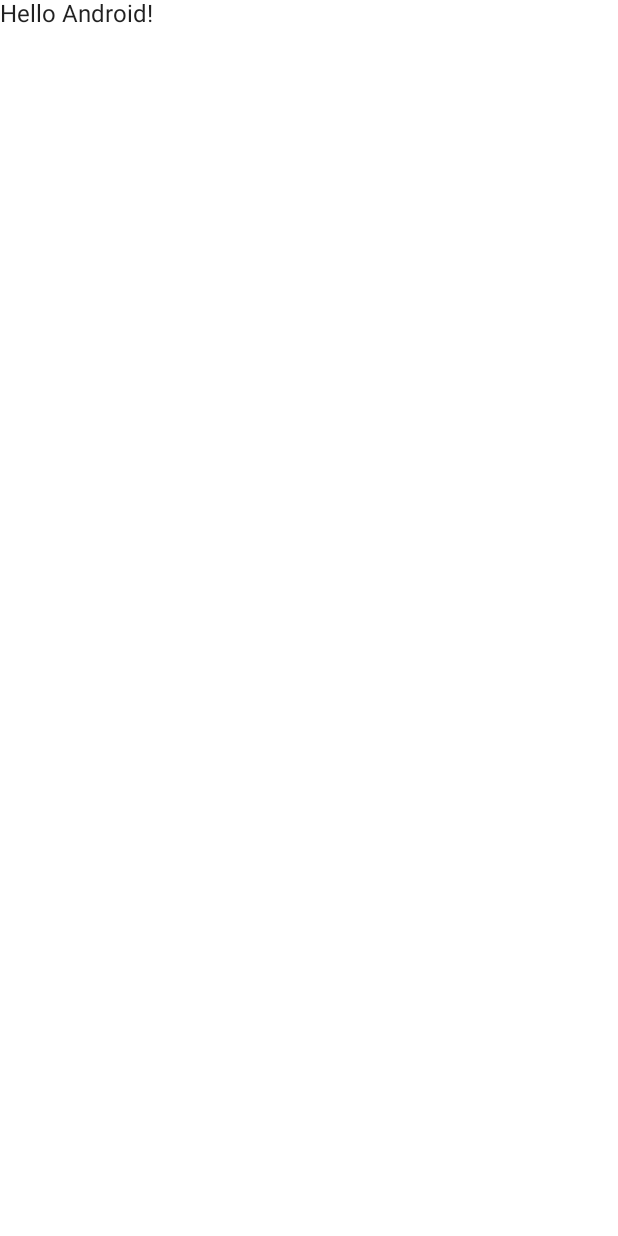
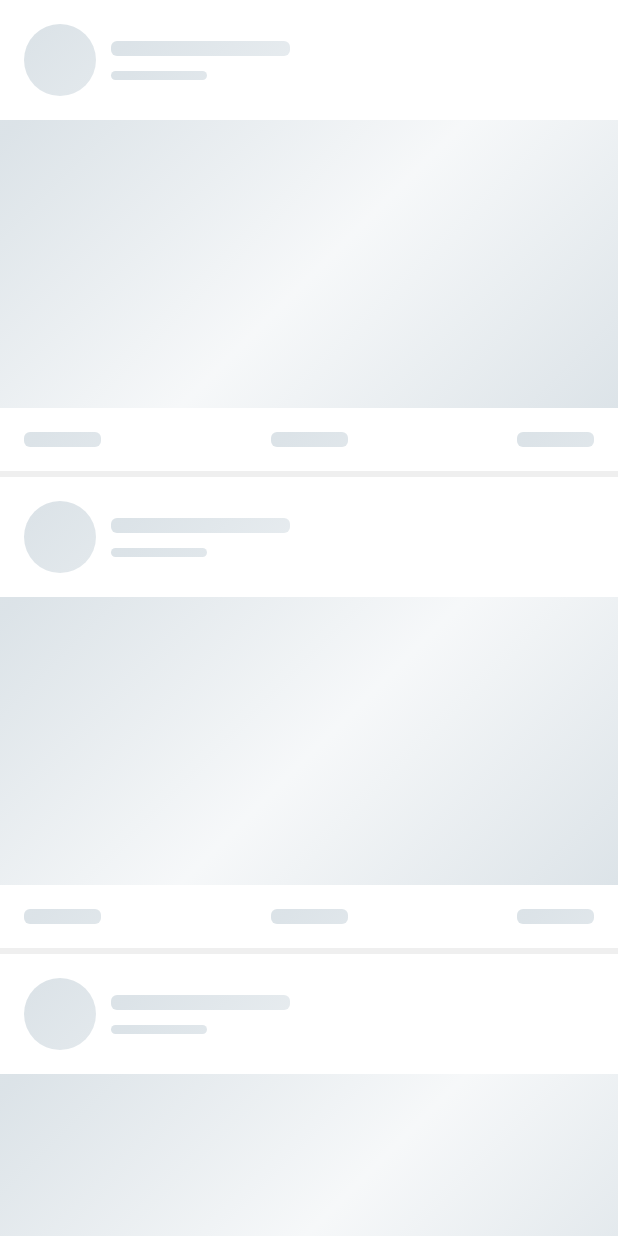
Before and after one commit to MhmoudAlim/ComposePocTask, an Android app built with Jetpack Compose: the screen it shows after launch (MainActivity), on a phone screen of 412 x 824 dp. Before the commit the screen is almost empty. Run offline under Robolectric (Android 15) with nearby library versions, the phone set to English and light mode, and no system bars; our stand-ins replace Shimmer.

Commit message:
implement ShimmerSkeletonView.kt to show a list of SkeletonCard item view with shimmer animation, and add the view to MainActivity.kt

```diff
--- a/app/src/main/java/com/mahmoudalim/composepoctask/MainActivity.kt
+++ b/app/src/main/java/com/mahmoudalim/composepoctask/MainActivity.kt
@@ -3,13 +3,15 @@ package com.mahmoudalim.composepoctask
 import android.os.Bundle
 import androidx.activity.ComponentActivity
 import androidx.activity.compose.setContent
-import androidx.compose.material.MaterialTheme
 import androidx.compose.material.Surface
-import androidx.compose.material.Text
 import androidx.compose.runtime.Composable
+import androidx.compose.ui.graphics.Color
 import androidx.compose.ui.tooling.preview.Preview
 import androidx.core.splashscreen.SplashScreen.Companion.installSplashScreen
 import com.mahmoudalim.composepoctask.ui.theme.ComposePocTaskTheme
+import com.mahmoudalim.presentation.compose.ShimmerSkeletonView
+import com.mahmoudalim.presentation.compose.shimmerAnimation
+import com.mahmoudalim.presentation.theme.color.AppColor
 
 class MainActivity : ComponentActivity() {
     override fun onCreate(savedInstanceState: Bundle?) {
@@ -18,23 +20,10 @@ class MainActivity : ComponentActivity() {
         setContent {
             ComposePocTaskTheme {
                 // A surface container using the 'background' color from the theme
-                Surface(color = MaterialTheme.colors.background) {
-                    Greeting("Android")
+                Surface(color = Color.White) {
+                    ShimmerSkeletonView()
                 }
             }
         }
     }
 }
-
-@Composable
-fun Greeting(name: String) {
-    Text(text = "Hello $name!")
-}
-
-@Preview(showBackground = true)
-@Composable
-fun DefaultPreview() {
-    ComposePocTaskTheme {
-        Greeting("Android")
-    }
-}
--- /dev/null
+++ b/presentation/src/main/java/com/mahmoudalim/presentation/compose/ShimmerSkeletonView.kt
@@ -0,0 +1,22 @@
+package com.mahmoudalim.presentation.compose
+
+import androidx.compose.foundation.background
+import androidx.compose.foundation.lazy.LazyColumn
+import androidx.compose.runtime.Composable
+import androidx.compose.ui.Modifier
+import com.mahmoudalim.presentation.theme.color.AppColor
+
+/**
+ * Created by Mahmoud Alim on 04/03/2022.
+ */
+
+@Composable
+fun ShimmerSkeletonView() {
+    val brush = shimmerAnimation()
+
+    LazyColumn(Modifier.background(AppColor.AppGrayBGColor.copy(0.5f))) {
+        items(4){
+            SkeletonCardItemView(brush)
+        }
+    }
+}
```
